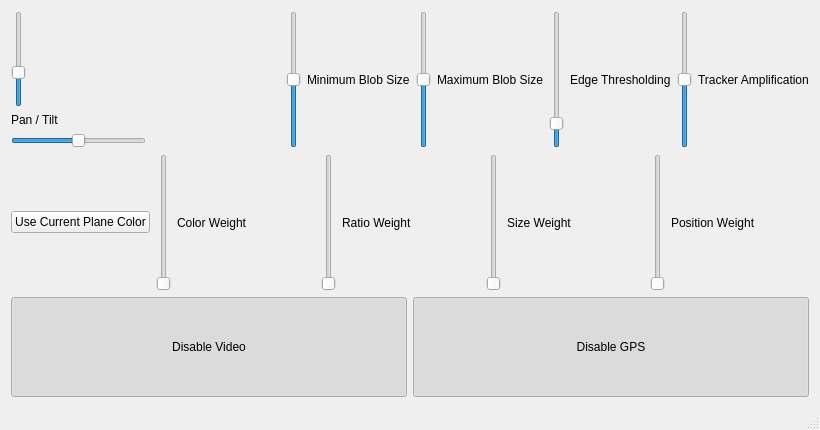
Qt form src/ui/ui.ui (zgrannan/plane-tracker) before a commit.
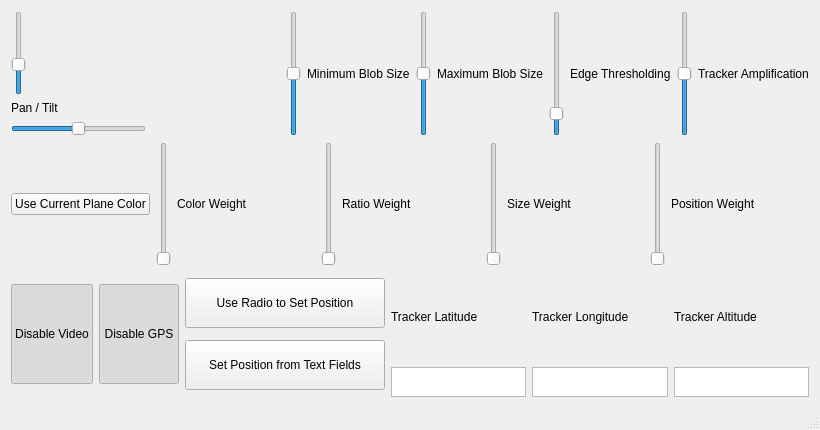
The same form after that commit.

```diff
--- a/src/ui/ui.ui
+++ b/src/ui/ui.ui
@@ -164,10 +164,10 @@
        </layout>
       </item>
       <item>
-       <layout class="QVBoxLayout" name="verticalLayout_2"/>
-      </item>
-      <item>
-       <layout class="QHBoxLayout" name="horizontalLayout_3">
+       <layout class="QHBoxLayout" name="scoreControls">
+        <property name="sizeConstraint">
+         <enum>QLayout::SetMinimumSize</enum>
+        </property>
         <property name="topMargin">
          <number>0</number>
         </property>
@@ -189,7 +189,7 @@
          </widget>
         </item>
         <item>
-         <widget class="QLabel" name="label_3">
+         <widget class="QLabel" name="colorWeightLabel">
           <property name="text">
            <string>Color Weight</string>
           </property>
@@ -203,7 +203,7 @@
          </widget>
         </item>
         <item>
-         <widget class="QLabel" name="label_4">
+         <widget class="QLabel" name="ratioWeightLabel">
           <property name="text">
            <string>Ratio Weight</string>
           </property>
@@ -217,7 +217,7 @@
          </widget>
         </item>
         <item>
-         <widget class="QLabel" name="label_5">
+         <widget class="QLabel" name="sizeWeightLabel">
           <property name="text">
            <string>Size Weight</string>
           </property>
@@ -231,7 +231,7 @@
          </widget>
         </item>
         <item>
-         <widget class="QLabel" name="label_6">
+         <widget class="QLabel" name="positionWeightLabel">
           <property name="text">
            <string>Position Weight</string>
           </property>
@@ -240,7 +240,10 @@
        </layout>
       </item>
       <item>
-       <layout class="QHBoxLayout" name="horizontalLayout">
+       <layout class="QHBoxLayout" name="horizontalLayout" stretch="0,0,0,0,0,0">
+        <property name="sizeConstraint">
+         <enum>QLayout::SetMinimumSize</enum>
+        </property>
         <item>
          <widget class="QPushButton" name="toggleVideoButton">
           <property name="minimumSize">
@@ -249,6 +252,12 @@
             <height>100</height>
            </size>
           </property>
+          <property name="maximumSize">
+           <size>
+            <width>115</width>
+            <height>16777215</height>
+           </size>
+          </property>
           <property name="text">
            <string>Disable Video</string>
           </property>
@@ -268,6 +277,12 @@
             <height>100</height>
            </size>
           </property>
+          <property name="maximumSize">
+           <size>
+            <width>100</width>
+            <height>16777215</height>
+           </size>
+          </property>
           <property name="text">
            <string>Disable GPS</string>
           </property>
@@ -279,6 +294,120 @@
           </property>
          </widget>
         </item>
+        <item>
+         <layout class="QVBoxLayout" name="trackerPositionSettings" stretch="5,5">
+          <property name="sizeConstraint">
+           <enum>QLayout::SetMaximumSize</enum>
+          </property>
+          <property name="leftMargin">
+           <number>0</number>
+          </property>
+          <property name="rightMargin">
+           <number>0</number>
+          </property>
+          <item>
+           <widget class="QPushButton" name="useRadioPosition">
+            <property name="minimumSize">
+             <size>
+              <width>200</width>
+              <height>50</height>
+             </size>
+            </property>
+            <property name="text">
+             <string>Use Radio to Set Position</string>
+            </property>
+           </widget>
+          </item>
+          <item>
+           <widget class="QPushButton" name="useTextPosition">
+            <property name="minimumSize">
+             <size>
+              <width>0</width>
+              <height>50</height>
+             </size>
+            </property>
+            <property name="text">
+             <string>Set Position from Text Fields</string>
+            </property>
+           </widget>
+          </item>
+         </layout>
+        </item>
+        <item>
+         <layout class="QVBoxLayout" name="trackerLatitudeLayout">
+          <item>
+           <widget class="QLabel" name="trackerLatitudeLabel">
+            <property name="text">
+             <string>Tracker Latitude</string>
+            </property>
+           </widget>
+          </item>
+          <item>
+           <widget class="QPlainTextEdit" name="trackerLatitudeTextEdit">
+            <property name="maximumSize">
+             <size>
+              <width>16777215</width>
+              <height>30</height>
+             </size>
+            </property>
+            <property name="verticalScrollBarPolicy">
+             <enum>Qt::ScrollBarAlwaysOff</enum>
+            </property>
+            <property name="horizontalScrollBarPolicy">
+             <enum>Qt::ScrollBarAlwaysOff</enum>
+            </property>
+           </widget>
+          </item>
+         </layout>
+        </item>
+        <item>
+         <layout class="QVBoxLayout" name="trackerLongitudeLayout">
+          <item>
+           <widget class="QLabel" name="trackerLongitudeLabel">
+            <property name="text">
+             <string>Tracker Longitude</string>
+            </property>
+           </widget>
+          </item>
+          <item>
+           <widget class="QPlainTextEdit" name="trackerLongitudeTextEdit">
+            <property name="maximumSize">
+             <size>
+              <width>16777215</width>
+              <height>30</height>
+             </size>
+            </property>
+            <property name="verticalScrollBarPolicy">
+             <enum>Qt::ScrollBarAlwaysOff</enum>
+            </property>
+           </widget>
+          </item>
+         </layout>
+        </item>
+        <item>
+         <layout class="QVBoxLayout" name="trackerAltitudeLayout">
+          <item>
+           <widget class="QLabel" name="trackerAltitudeLabel">
+            <property name="text">
+             <string>Tracker Altitude</string>
+            </property>
+           </widget>
+          </item>
+          <item>
+           <widget class="QPlainTextEdit" name="trackerAltitudeTextEdit">
+            <property name="maximumSize">
+             <size>
+              <width>16777215</width>
+              <height>30</height>
+             </size>
+            </property>
+            <property name="verticalScrollBarPolicy">
+             <enum>Qt::ScrollBarAlwaysOff</enum>
+            </property>
+           </widget>
+          </item>
+         </layout>
+        </item>
        </layout>
       </item>
      </layout>
```
Left out of the diff: 8 changed lines with no effect on the pictures.
